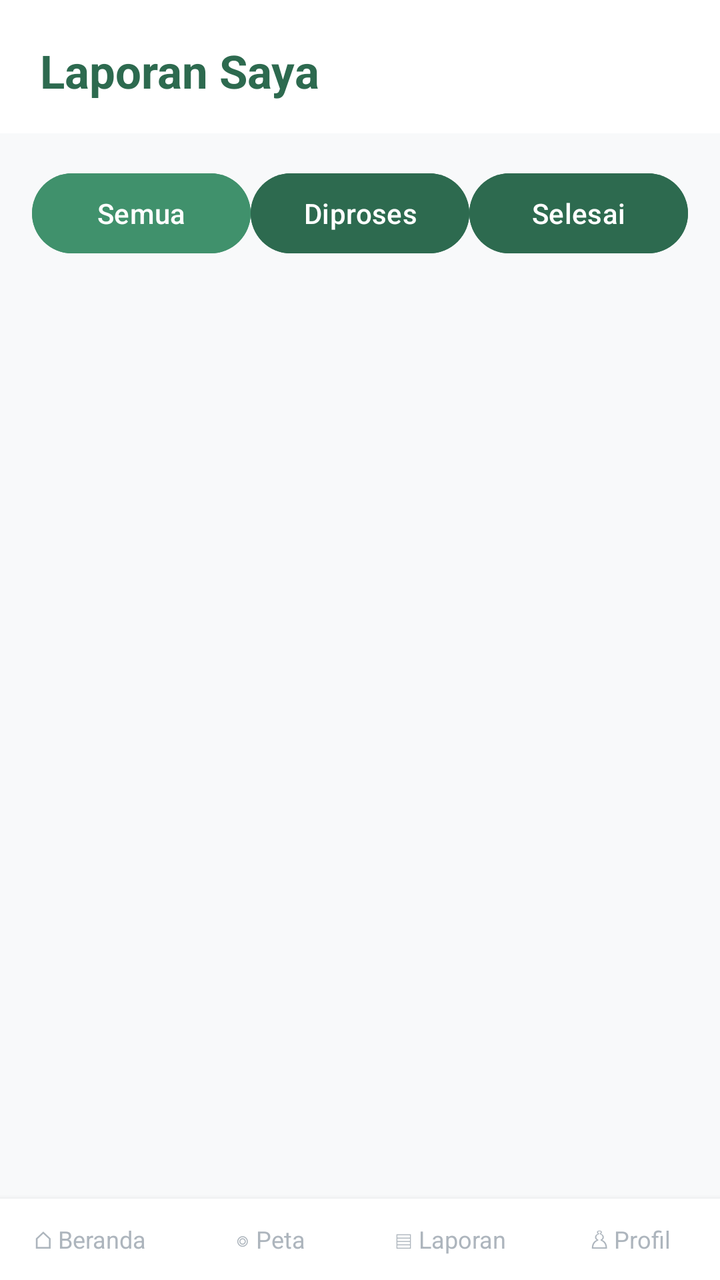
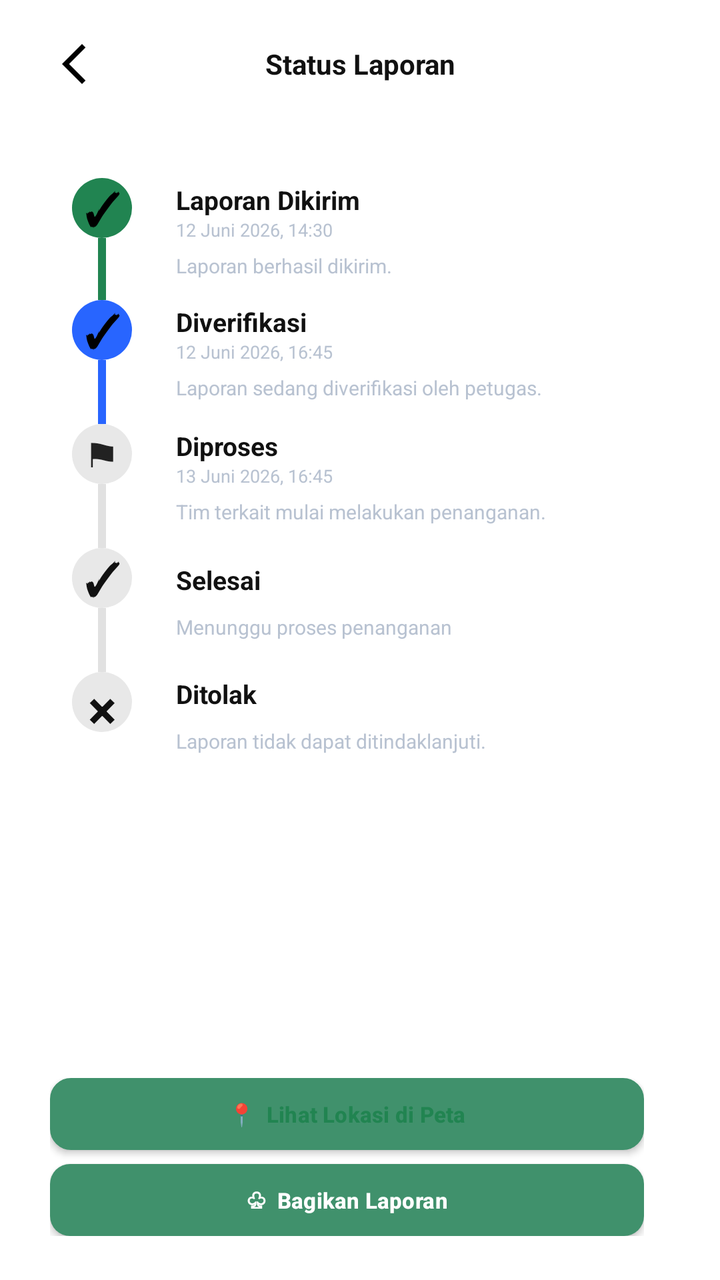

Before-and-after screenshots of an Android layout around one commit, followed by the original layout XML and the change that was made.
<!-- AndroidManifest.xml: application theme Theme.Benito_TIA -->
<!-- res/layout/activity_reports.xml -->
<?xml version="1.0" encoding="utf-8"?>
<LinearLayout xmlns:android="http://schemas.android.com/apk/res/android" android:layout_width="match_parent" android:layout_height="match_parent" android:orientation="vertical" android:background="@color/background_light">
 <TextView android:layout_width="match_parent" android:layout_height="wrap_content" android:text="Laporan Saya" android:textSize="23sp" android:textStyle="bold" android:textColor="@color/forest_green" android:background="@color/white" android:paddingStart="20dp" android:paddingEnd="20dp" android:paddingTop="20dp" android:paddingBottom="16dp"/>
 <ScrollView android:layout_width="match_parent" android:layout_height="0dp" android:layout_weight="1" android:fillViewport="true"><LinearLayout android:layout_width="match_parent" android:layout_height="wrap_content" android:orientation="vertical" android:padding="16dp"><LinearLayout android:layout_width="match_parent" android:layout_height="wrap_content" android:orientation="horizontal" android:layout_marginBottom="14dp">
 <Button android:id="@+id/btnFilterAll" android:layout_width="0dp" android:layout_height="wrap_content" android:layout_weight="1" android:text="Semua" android:backgroundTint="@color/pine_green"/>
 <Button android:id="@+id/btnFilterProcess" android:layout_width="0dp" android:layout_height="wrap_content" android:layout_weight="1" android:text="Diproses" android:backgroundTint="@color/forest_green"/>
 <Button android:id="@+id/btnFilterDone" android:layout_width="0dp" android:layout_height="wrap_content" android:layout_weight="1" android:text="Selesai" android:backgroundTint="@color/forest_green"/>
 </LinearLayout>
 <LinearLayout android:id="@+id/reportList" android:layout_width="match_parent" android:layout_height="wrap_content" android:orientation="vertical"/></LinearLayout></ScrollView>
 <LinearLayout android:layout_width="match_parent" android:layout_height="wrap_content" android:orientation="horizontal" android:background="@color/white" android:elevation="5dp" android:paddingTop="8dp" android:paddingBottom="8dp">
  <TextView android:id="@+id/navBeranda" android:layout_width="0dp" android:layout_height="wrap_content" android:layout_weight="1" android:gravity="center" android:text="⌂
Beranda" android:textColor="@color/nav_inactive" android:textSize="12sp" android:padding="4dp"/>
  <TextView android:id="@+id/navPeta" android:layout_width="0dp" android:layout_height="wrap_content" android:layout_weight="1" android:gravity="center" android:text="◎
Peta" android:textColor="@color/nav_inactive" android:textSize="12sp" android:padding="4dp"/>
  <TextView android:id="@+id/navLaporan" android:layout_width="0dp" android:layout_height="wrap_content" android:layout_weight="1" android:gravity="center" android:text="▤
Laporan" android:textColor="@color/nav_inactive" android:textSize="12sp" android:padding="4dp"/>
  <TextView android:id="@+id/navProfil" android:layout_width="0dp" android:layout_height="wrap_content" android:layout_weight="1" android:gravity="center" android:text="♙
Profil" android:textColor="@color/nav_inactive" android:textSize="12sp" android:padding="4dp"/>
 </LinearLayout>
</LinearLayout>
<!-- resources referenced by this layout -->
<resources>
  <color name="background_light">@color/off_white</color>
  <color name="forest_green">#2D6A4F</color>
  <color name="nav_inactive">@color/medium_gray</color>
  <color name="pine_green">#40916C</color>
  <color name="white">#FFFFFF</color>
  <style name="Theme.Benito_TIA" parent="Base.Theme.Benito_TIA" />
  <color name="off_white">#F8F9FA</color>
  <color name="medium_gray">#ADB5BD</color>
  <style name="Base.Theme.Benito_TIA" parent="Theme.Material3.DayNight.NoActionBar">
          <item name="colorPrimary">@color/pine_green</item>
          <item name="colorPrimaryDark">@color/forest_green</item>
          <item name="colorAccent">@color/mint_green</item>
          <item name="android:statusBarColor">@color/pine_green</item>
          <item name="android:navigationBarColor">@color/white</item>
      </style>
  <color name="mint_green">#E8F5EC</color>
</resources>

<!-- the commit's change to res/layout/activity_reports.xml (unified diff, before → after) -->
@@ -1,20 +1,397 @@
 <?xml version="1.0" encoding="utf-8"?>
-<LinearLayout xmlns:android="http://schemas.android.com/apk/res/android" android:layout_width="match_parent" android:layout_height="match_parent" android:orientation="vertical" android:background="@color/background_light">
- <TextView android:layout_width="match_parent" android:layout_height="wrap_content" android:text="Laporan Saya" android:textSize="23sp" android:textStyle="bold" android:textColor="@color/forest_green" android:background="@color/white" android:paddingStart="20dp" android:paddingEnd="20dp" android:paddingTop="20dp" android:paddingBottom="16dp"/>
- <ScrollView android:layout_width="match_parent" android:layout_height="0dp" android:layout_weight="1" android:fillViewport="true"><LinearLayout android:layout_width="match_parent" android:layout_height="wrap_content" android:orientation="vertical" android:padding="16dp"><LinearLayout android:layout_width="match_parent" android:layout_height="wrap_content" android:orientation="horizontal" android:layout_marginBottom="14dp">
- <Button android:id="@+id/btnFilterAll" android:layout_width="0dp" android:layout_height="wrap_content" android:layout_weight="1" android:text="Semua" android:backgroundTint="@color/pine_green"/>
- <Button android:id="@+id/btnFilterProcess" android:layout_width="0dp" android:layout_height="wrap_content" android:layout_weight="1" android:text="Diproses" android:backgroundTint="@color/forest_green"/>
- <Button android:id="@+id/btnFilterDone" android:layout_width="0dp" android:layout_height="wrap_content" android:layout_weight="1" android:text="Selesai" android:backgroundTint="@color/forest_green"/>
+<LinearLayout
+    xmlns:android="http://schemas.android.com/apk/res/android"
+    android:layout_width="match_parent"
+    android:layout_height="match_parent"
+    android:orientation="vertical"
+    android:background="#FFFFFF">
+
+ 
+ <LinearLayout
+     android:layout_width="match_parent"
+     android:layout_height="64dp"
+     android:gravity="center_vertical"
+     android:orientation="horizontal"
+     android:paddingStart="25dp"
+     android:paddingEnd="25dp">
+
+  <ImageView
+      android:id="@+id/btnBack"
+      android:layout_width="24dp"
+      android:layout_height="24dp"
+      android:src="@drawable/arrow_back_ios_new_24"
+      android:contentDescription="Kembali"
+      android:scaleType="fitCenter" />
+
+  <TextView
+      android:layout_width="0dp"
+      android:layout_height="wrap_content"
+      android:layout_weight="1"
+      android:gravity="center"
+      android:text="Status Laporan"
+      android:textColor="#111111"
+      android:textSize="14sp"
+      android:textStyle="bold" />
+
+  <View
+      android:layout_width="24dp"
+      android:layout_height="24dp" />
+
  </LinearLayout>
- <LinearLayout android:id="@+id/reportList" android:layout_width="match_parent" android:layout_height="wrap_content" android:orientation="vertical"/></LinearLayout></ScrollView>
- <LinearLayout android:layout_width="match_parent" android:layout_height="wrap_content" android:orientation="horizontal" android:background="@color/white" android:elevation="5dp" android:paddingTop="8dp" android:paddingBottom="8dp">
-  <TextView android:id="@+id/navBeranda" android:layout_width="0dp" android:layout_height="wrap_content" android:layout_weight="1" android:gravity="center" android:text="⌂
-Beranda" android:textColor="@color/nav_inactive" android:textSize="12sp" android:padding="4dp"/>
-  <TextView android:id="@+id/navPeta" android:layout_width="0dp" android:layout_height="wrap_content" android:layout_weight="1" android:gravity="center" android:text="◎
-Peta" android:textColor="@color/nav_inactive" android:textSize="12sp" android:padding="4dp"/>
-  <TextView android:id="@+id/navLaporan" android:layout_width="0dp" android:layout_height="wrap_content" android:layout_weight="1" android:gravity="center" android:text="▤
-Laporan" android:textColor="@color/nav_inactive" android:textSize="12sp" android:padding="4dp"/>
-  <TextView android:id="@+id/navProfil" android:layout_width="0dp" android:layout_height="wrap_content" android:layout_weight="1" android:gravity="center" android:text="♙
-Profil" android:textColor="@color/nav_inactive" android:textSize="12sp" android:padding="4dp"/>
+
+ 
+ <ScrollView
+     android:layout_width="match_parent"
+     android:layout_height="0dp"
+     android:layout_weight="1"
+     android:fillViewport="true"
+     android:overScrollMode="never">
+
+  <LinearLayout
+      android:id="@+id/reportList"
+      android:layout_width="match_parent"
+      android:layout_height="wrap_content"
+      android:orientation="vertical"
+      android:paddingStart="31dp"
+      android:paddingTop="25dp"
+      android:paddingEnd="25dp"
+      android:paddingBottom="20dp">
+
+   
+   <LinearLayout
+       android:layout_width="match_parent"
+       android:layout_height="wrap_content"
+       android:orientation="horizontal">
+
+    <LinearLayout
+        android:layout_width="40dp"
+        android:layout_height="wrap_content"
+        android:gravity="center_horizontal"
+        android:orientation="vertical">
+
+     <TextView
+         android:layout_width="30dp"
+         android:layout_height="30dp"
+         android:background="@drawable/bg_status_green"
+         android:gravity="center"
+         android:text="✓"
+         android:textColor="#000000"
+         android:textSize="22sp"
+         android:textStyle="bold" />
+
+     <View
+         android:layout_width="4dp"
+         android:layout_height="31dp"
+         android:background="#218451" />
+
+    </LinearLayout>
+
+    <LinearLayout
+        android:layout_width="0dp"
+        android:layout_height="wrap_content"
+        android:layout_weight="1"
+        android:orientation="vertical"
+        android:paddingStart="17dp"
+        android:paddingTop="2dp">
+
+     <TextView
+         android:layout_width="wrap_content"
+         android:layout_height="wrap_content"
+         android:text="Laporan Dikirim"
+         android:textColor="#111111"
+         android:textSize="13sp"
+         android:textStyle="bold" />
+
+     <TextView
+         android:layout_width="wrap_content"
+         android:layout_height="wrap_content"
+         android:text="12 Juni 2026, 14:30"
+         android:textColor="#B8C2D1"
+         android:textSize="9sp" />
+
+     <TextView
+         android:layout_width="wrap_content"
+         android:layout_height="wrap_content"
+         android:layout_marginTop="5dp"
+         android:text="Laporan berhasil dikirim."
+         android:textColor="#B8C2D1"
+         android:textSize="10sp" />
+
+    </LinearLayout>
+   </LinearLayout>
+
+   
+   <LinearLayout
+       android:layout_width="match_parent"
+       android:layout_height="wrap_content"
+       android:orientation="horizontal">
+
+    <LinearLayout
+        android:layout_width="40dp"
+        android:layout_height="wrap_content"
+        android:gravity="center_horizontal"
+        android:orientation="vertical">
+
+     <TextView
+         android:layout_width="30dp"
+         android:layout_height="30dp"
+         android:background="@drawable/bg_status_blue"
+         android:gravity="center"
+         android:text="✓"
+         android:textColor="#000000"
+         android:textSize="22sp"
+         android:textStyle="bold" />
+
+     <View
+         android:layout_width="4dp"
+         android:layout_height="32dp"
+         android:background="#2865FF" />
+
+    </LinearLayout>
+
+    <LinearLayout
+        android:layout_width="0dp"
+        android:layout_height="wrap_content"
+        android:layout_weight="1"
+        android:orientation="vertical"
+        android:paddingStart="17dp"
+        android:paddingTop="2dp">
+
+     <TextView
+         android:layout_width="wrap_content"
+         android:layout_height="wrap_content"
+         android:text="Diverifikasi"
+         android:textColor="#111111"
+         android:textSize="13sp"
+         android:textStyle="bold" />
+
+     <TextView
+         android:layout_width="wrap_content"
+         android:layout_height="wrap_content"
+         android:text="12 Juni 2026, 16:45"
+         android:textColor="#B8C2D1"
+         android:textSize="9sp" />
+
+     <TextView
+         android:layout_width="wrap_content"
+         android:layout_height="wrap_content"
+         android:layout_marginTop="5dp"
+         android:text="Laporan sedang diverifikasi oleh petugas."
+         android:textColor="#B8C2D1"
+         android:textSize="10sp" />
+
+    </LinearLayout>
+   </LinearLayout>
+
+   
+   <LinearLayout
+       android:layout_width="match_parent"
+       android:layout_height="wrap_content"
+       android:orientation="horizontal">
+
+    <LinearLayout
+        android:layout_width="40dp"
+        android:layout_height="wrap_content"
+        android:gravity="center_horizontal"
+        android:orientation="vertical">
+
+     <TextView
+         android:layout_width="30dp"
+         android:layout_height="30dp"
+         android:background="@drawable/bg_status_inactive"
+         android:gravity="center"
+         android:text="⚑"
+         android:textColor="#222222"
+         android:textSize="17sp" />
+
+     <View
+         android:layout_width="4dp"
+         android:layout_height="32dp"
+         android:background="#E1E1E1" />
+
+    </LinearLayout>
+
+    <LinearLayout
+        android:layout_width="0dp"
+        android:layout_height="wrap_content"
+        android:layout_weight="1"
+        android:orientation="vertical"
+        android:paddingStart="17dp"
+        android:paddingTop="2dp">
+
+     <TextView
+         android:layout_width="wrap_content"
+         android:layout_height="wrap_content"
+         android:text="Diproses"
+         android:textColor="#111111"
+         android:textSize="13sp"
+         android:textStyle="bold" />
+
+     <TextView
+         android:layout_width="wrap_content"
+         android:layout_height="wrap_content"
+         android:text="13 Juni 2026, 16:45"
+         android:textColor="#B8C2D1"
+         android:textSize="9sp" />
+
+     <TextView
+         android:layout_width="wrap_content"
+         android:layout_height="wrap_content"
+         android:layout_marginTop="5dp"
+         android:text="Tim terkait mulai melakukan penanganan."
+         android:textColor="#B8C2D1"
+         android:textSize="10sp" />
+
+    </LinearLayout>
+   </LinearLayout>
+
+   
+   <LinearLayout
+       android:layout_width="match_parent"
+       android:layout_height="wrap_content"
+       android:orientation="horizontal">
+
+    <LinearLayout
+        android:layout_width="40dp"
+        android:layout_height="wrap_content"
+        android:gravity="center_horizontal"
+        android:orientation="vertical">
+
+     <TextView
+         android:layout_width="30dp"
+         android:layout_height="30dp"
+         android:background="@drawable/bg_status_inactive"
+         android:gravity="center"
+         android:text="✓"
+         android:textColor="#111111"
+         android:textSize="22sp"
+         android:textStyle="bold" />
+
+     <View
+         android:layout_width="4dp"
+         android:layout_height="32dp"
+         android:background="#E1E1E1" />
+
+    </LinearLayout>
+
+    <LinearLayout
+        android:layout_width="0dp"
+        android:layout_height="wrap_content"
+        android:layout_weight="1"
+        android:orientation="vertical"
+        android:paddingStart="17dp"
+        android:paddingTop="7dp">
+
+     <TextView
+         android:layout_width="wrap_content"
+         android:layout_height="wrap_content"
+         android:text="Selesai"
+         android:textColor="#111111"
+         android:textSize="13sp"
+         android:textStyle="bold" />
+
+     <TextView
+         android:layout_width="wrap_content"
+         android:layout_height="wrap_content"
+         android:layout_marginTop="8dp"
+         android:text="Menunggu proses penanganan"
+         android:textColor="#B8C2D1"
+         android:textSize="10sp" />
+
+    </LinearLayout>
+   </LinearLayout>
+
+   
+   <LinearLayout
+       android:layout_width="match_parent"
+       android:layout_height="wrap_content"
+       android:orientation="horizontal">
+
+    <LinearLayout
+        android:layout_width="40dp"
+        android:layout_height="wrap_content"
+        android:gravity="center_horizontal"
+        android:orientation="vertical">
+
+     <TextView
+         android:layout_width="30dp"
+         android:layout_height="30dp"
+         android:background="@drawable/bg_status_inactive"
+         android:gravity="center"
+         android:text="×"
+         android:textColor="#111111"
+         android:textSize="27sp"
+         android:textStyle="bold" />
+
+    </LinearLayout>
+
+    <LinearLayout
+        android:layout_width="0dp"
+        android:layout_height="wrap_content"
+        android:layout_weight="1"
+        android:orientation="vertical"
+        android:paddingStart="17dp"
+        android:paddingTop="2dp">
+
+     <TextView
+         android:layout_width="wrap_content"
+         android:layout_height="wrap_content"
+         android:text="Ditolak"
+         android:textColor="#111111"
+         android:textSize="13sp"
+         android:textStyle="bold" />
+
+     <TextView
+         android:layout_width="wrap_content"
+         android:layout_height="wrap_content"
+         android:layout_marginTop="8dp"
+         android:text="Laporan tidak dapat ditindaklanjuti."
+         android:textColor="#B8C2D1"
+         android:textSize="10sp" />
+
+    </LinearLayout>
+   </LinearLayout>
+
+  </LinearLayout>
+ </ScrollView>
+
+ 
+ <LinearLayout
+     android:layout_width="match_parent"
+     android:layout_height="wrap_content"
+     android:orientation="vertical"
+     android:paddingStart="25dp"
+     android:paddingEnd="38dp"
+     android:paddingTop="8dp"
+     android:paddingBottom="22dp">
+
+  <Button
+      android:id="@+id/btnViewMap"
+      android:layout_width="match_parent"
+      android:layout_height="36dp"
+      android:background="@drawable/bg_status_map_button"
+      android:elevation="2dp"
+      android:stateListAnimator="@null"
+      android:text="📍  Lihat Lokasi di Peta"
+      android:textAllCaps="false"
+      android:textColor="#218451"
+      android:textSize="11sp"
+      android:textStyle="bold" />
+
+  <Button
+      android:id="@+id/btnShareReport"
+      android:layout_width="match_parent"
+      android:layout_height="36dp"
+      android:layout_marginTop="7dp"
+      android:background="@drawable/bg_status_share_button"
+      android:elevation="2dp"
+      android:stateListAnimator="@null"
+      android:text="♧  Bagikan Laporan"
+      android:textAllCaps="false"
+      android:textColor="#FFFFFF"
+      android:textSize="11sp"
+      android:textStyle="bold" />
+
  </LinearLayout>
+
 </LinearLayout>
<!-- resource entries referenced after the edit -->
@@ -1,13 +1,52 @@
 <!-- resources referenced by this layout -->
 <resources>
-  <color name="background_light">@color/off_white</color>
+  <!-- drawable arrow_back_ios_new_24 (drawable) -->
+  <vector xmlns:android="http://schemas.android.com/apk/res/android" android:height="24dp" android:tint="#000000" android:viewportHeight="24" android:viewportWidth="24" android:width="24dp">
+        
+      <path android:fillColor="@android:color/white" android:pathData="M17.77,3.77l-1.77,-1.77l-10,10l10,10l1.77,-1.77l-8.23,-8.23z"/>
+      
+  </vector>
+  <!-- drawable bg_status_blue (drawable) -->
+  <?xml version="1.0" encoding="utf-8"?>
+  <shape xmlns:android="http://schemas.android.com/apk/res/android"
+      android:shape="oval">
+      <solid android:color="#2865FF" />
+  </shape>
+  <!-- drawable bg_status_green (drawable) -->
+  <?xml version="1.0" encoding="utf-8"?>
+  <shape xmlns:android="http://schemas.android.com/apk/res/android"
+      android:shape="oval">
+  
+      <solid android:color="#218451" />
+  
+  </shape>
+  <!-- drawable bg_status_inactive (drawable) -->
+  <?xml version="1.0" encoding="utf-8"?>
+  <shape xmlns:android="http://schemas.android.com/apk/res/android"
+      android:shape="oval">
+      <solid android:color="#E8E8E8" />
+  </shape>
+  <!-- drawable bg_status_map_button (drawable) -->
+  <?xml version="1.0" encoding="utf-8"?>
+  <shape xmlns:android="http://schemas.android.com/apk/res/android"
+      android:shape="rectangle">
+      <solid android:color="#FFFFFF" />
+      <corners android:radius="10dp" />
+      <stroke
+          android:width="1dp"
+          android:color="#218451" />
+  </shape>
+  <!-- drawable bg_status_share_button (drawable) -->
+  <?xml version="1.0" encoding="utf-8"?>
+  <shape xmlns:android="http://schemas.android.com/apk/res/android"
+      android:shape="rectangle">
+      <solid android:color="#218451" />
+      <corners android:radius="10dp" />
+  </shape>
   <color name="forest_green">#2D6A4F</color>
-  <color name="nav_inactive">@color/medium_gray</color>
   <color name="pine_green">#40916C</color>
   <color name="white">#FFFFFF</color>
   <style name="Theme.Benito_TIA" parent="Base.Theme.Benito_TIA" />
-  <color name="off_white">#F8F9FA</color>
-  <color name="medium_gray">#ADB5BD</color>
   <style name="Base.Theme.Benito_TIA" parent="Theme.Material3.DayNight.NoActionBar">
           <item name="colorPrimary">@color/pine_green</item>
           <item name="colorPrimaryDark">@color/forest_green</item>
